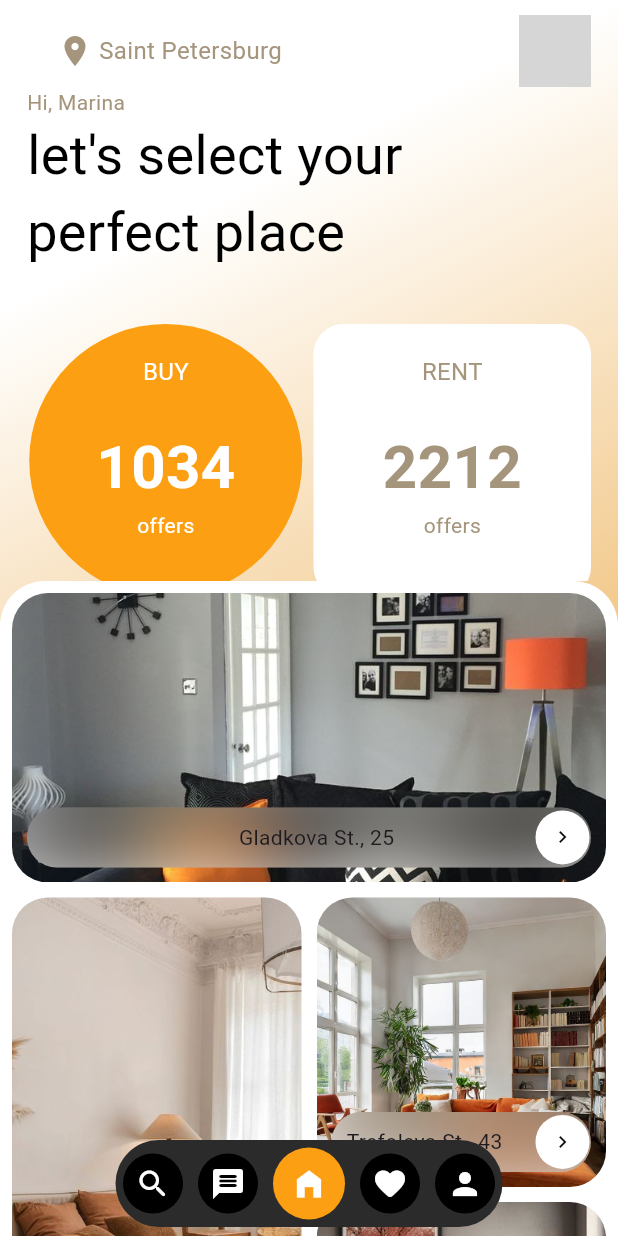
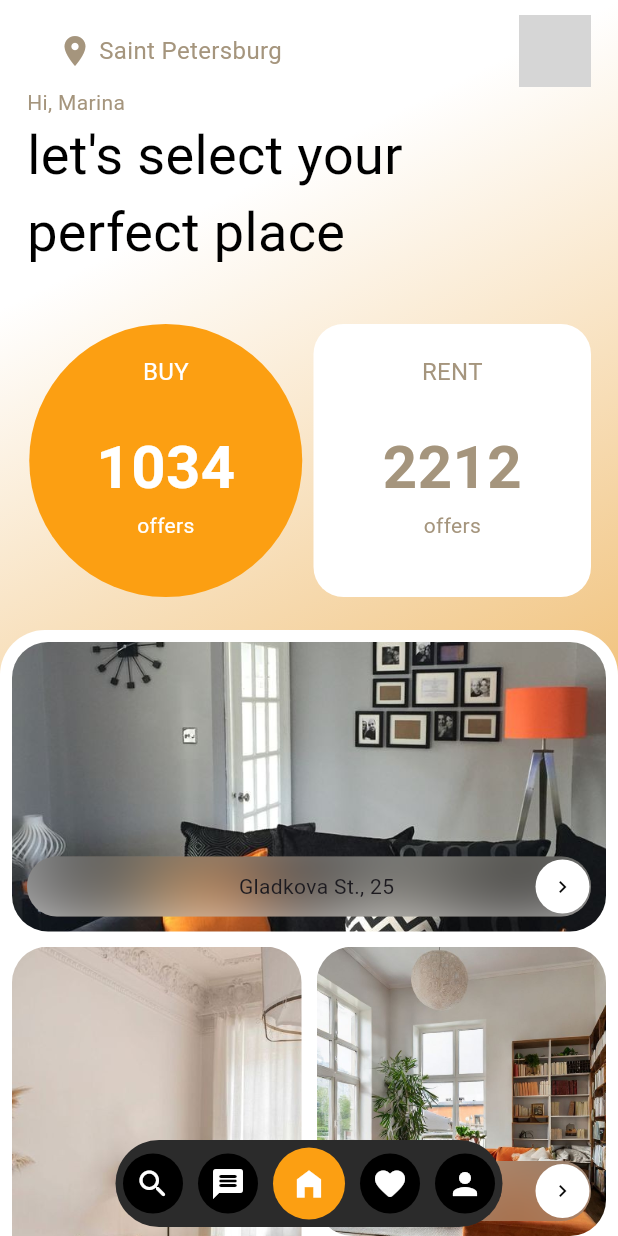
Before and after one commit to Czeach/moniepoint-flutter-task, a Flutter app: the screen it shows after launch, on a phone screen of 412 x 824 dp. Run offline on Flutter 3.47's test engine with Material 3 defaults, Android fonts, the light colour scheme and no system bars; our stand-ins replace google_maps_flutter; missing offline and left inert: widget_to_marker; grey boxes are pictures that could not be loaded.

Commit message:
final bug fixes and code clean up

```diff
--- a/lib/main.dart
+++ b/lib/main.dart
@@ -11,6 +11,7 @@ class MainApp extends StatelessWidget {
   @override
   Widget build(BuildContext context) {
     return const MaterialApp(
+      debugShowCheckedModeBanner: false,
       home: Screens(),
     );
   }
--- a/lib/screens/home/home_screen.dart
+++ b/lib/screens/home/home_screen.dart
@@ -18,12 +18,10 @@ class HomeScreen extends StatelessWidget {
       child: NestedScrollView(
           headerSliverBuilder: (BuildContext headerContext, bool boolean) {
             return [
-              SliverAppBar(
+              const SliverAppBar(
                 backgroundColor: Colors.transparent,
-                scrolledUnderElevation: 0,
-                pinned: true,
-                expandedHeight: MediaQuery.sizeOf(headerContext).height * 0.47,
-                flexibleSpace: const FlexibleSpaceBar(
+                expandedHeight: 420,
+                flexibleSpace: FlexibleSpaceBar(
                   background: HomeBody(),
                 ),
               )
--- a/lib/screens/home/widgets/home_body.dart
+++ b/lib/screens/home/widgets/home_body.dart
@@ -63,7 +63,7 @@ class _HomeBodyState extends State<HomeBody> {
       child: Column(
         children: [
           SafeArea(
-              child: Row(
+            child: Row(
             mainAxisAlignment: MainAxisAlignment.spaceBetween,
             children: [
               AnimatedOpacity(
--- a/lib/screens/home/widgets/offer_item.dart
+++ b/lib/screens/home/widgets/offer_item.dart
@@ -87,12 +87,14 @@ class _OfferItemState extends State<OfferItem>
               AnimatedBuilder(
                   animation: _animateCount,
                   builder: (context, child) {
-                    return Text(
-                      '${_animateCount.value}',
-                      style: TextStyle(
-                        fontSize: 40,
-                        fontWeight: FontWeight.bold,
-                        color: widget.textColor ?? colorScheme.onPrimary,
+                    return FittedBox(
+                      child: Text(
+                        '${_animateCount.value}',
+                        style: TextStyle(
+                          fontSize: 40,
+                          fontWeight: FontWeight.bold,
+                          color: widget.textColor ?? colorScheme.onPrimary,
+                        ),
                       ),
                     );
                   }),
--- a/pubspec.yaml
+++ b/pubspec.yaml
@@ -12,7 +12,6 @@ dependencies:
   flutter_staggered_grid_view: ^0.7.0
   google_maps_flutter: ^2.7.0
   widget_to_marker: ^1.0.5
-  screenshot: ^2.1.1
 
 dev_dependencies:
   flutter_test:
```
Also changed, not shown: lib/screens/search/search_screen.dart (+24 -28 lines), lib/screens/search/widgets/animated_marker.dart (+5 -18 lines), pubspec.lock.
